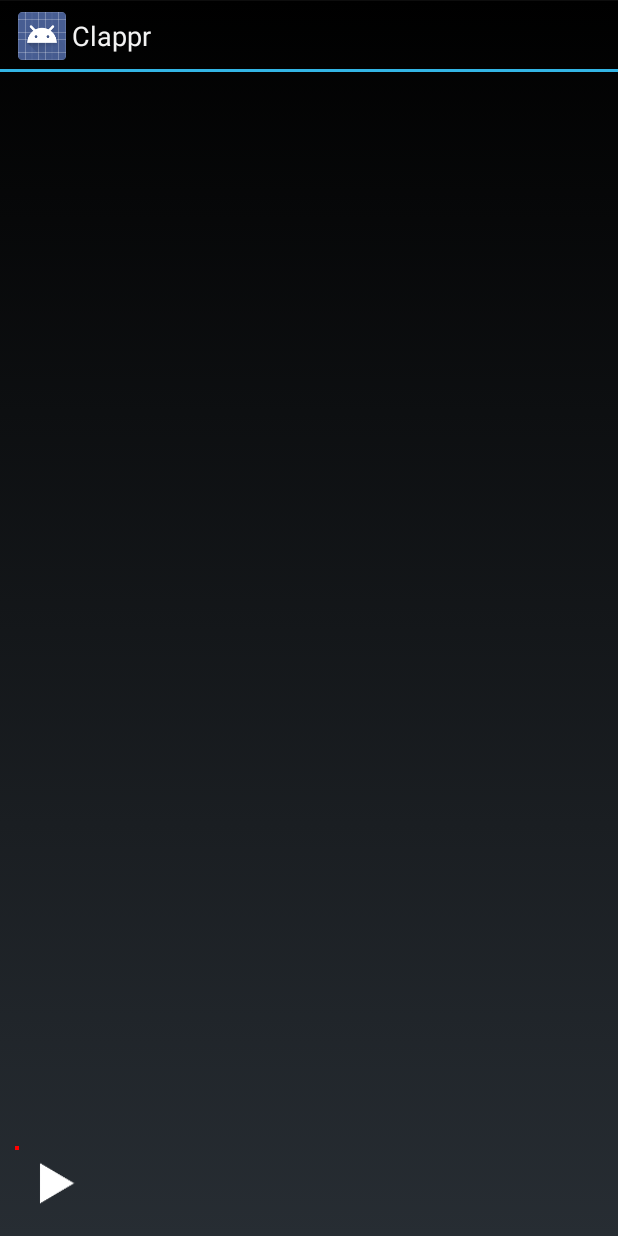
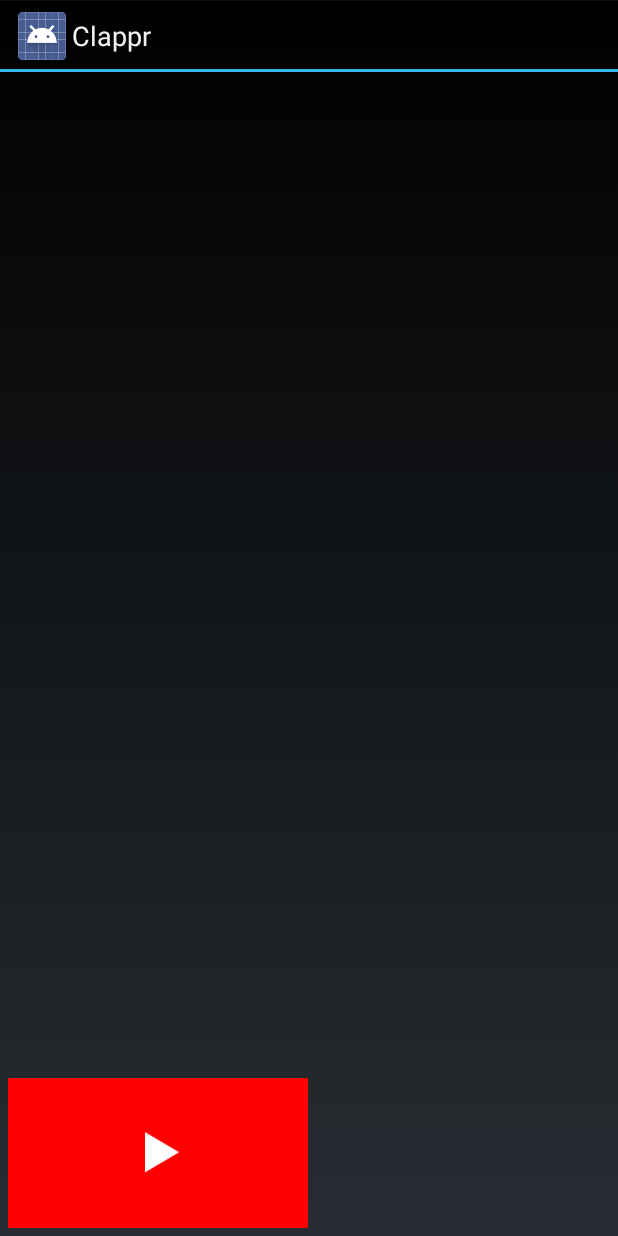
Before and after one commit to clappr/clappr-android, an Android app: the layout next_video_item.xml on its own in the app's theme, with its tools: preview values and no code run, on a phone screen of 412 x 824 dp. Run offline under Robolectric (Android 15) with nearby library versions, the phone set to English and light mode, and no system bars.

Commit message:
feat/sample_plugins: improve layout

```diff
--- a/app/src/main/kotlin/io/clappr/player/app/PlayerApp.kt
+++ b/app/src/main/kotlin/io/clappr/player/app/PlayerApp.kt
@@ -3,7 +3,7 @@ package io.clappr.player.app
 import android.app.Application
 import io.clappr.player.Player
 
-class PlayerApp : Application() {
+open class PlayerApp : Application() {
     override fun onCreate() {
         super.onCreate()
         Player.initialize(this)
--- a/app/src/main/res/layout/next_video_item.xml
+++ b/app/src/main/res/layout/next_video_item.xml
@@ -7,8 +7,8 @@
 
         <ImageView
             android:id="@+id/video_poster"
-            android:layout_width="wrap_content"
-            android:layout_height="wrap_content"
+            android:layout_width="@dimen/next_video_plugin_poster_width"
+            android:layout_height="@dimen/next_video_plugin_poster_height"
             android:padding="@dimen/next_video_plugin_poster_padding"
             android:background="@color/next_video_plugin_poster_border" />
 
--- a/app/src/main/res/values/dimens.xml
+++ b/app/src/main/res/values/dimens.xml
@@ -4,8 +4,10 @@
     <dimen name="activity_vertical_margin">16dp</dimen>
     <dimen name="player_portrait_height">200dp</dimen>
     <dimen name="next_video_plugin_container_padding">5dp</dimen>
-    <dimen name="next_video_plugin_poster_margin">10dp</dimen>
+    <dimen name="next_video_plugin_poster_margin">5dp</dimen>
     <dimen name="next_video_plugin_poster_padding">1dp</dimen>
+    <dimen name="next_video_plugin_poster_width">200dp</dimen>
+    <dimen name="next_video_plugin_poster_height">100dp</dimen>
     <dimen name="next_video_plugin_icon_play_width">50dp</dimen>
     <dimen name="next_video_plugin_icon_play_height">50dp</dimen>
 </resources>
```
Also changed, not shown: app/src/main/kotlin/io/clappr/player/app/plugin/NextVideoPlugin.kt (+14 -11 lines), 1 other file.
